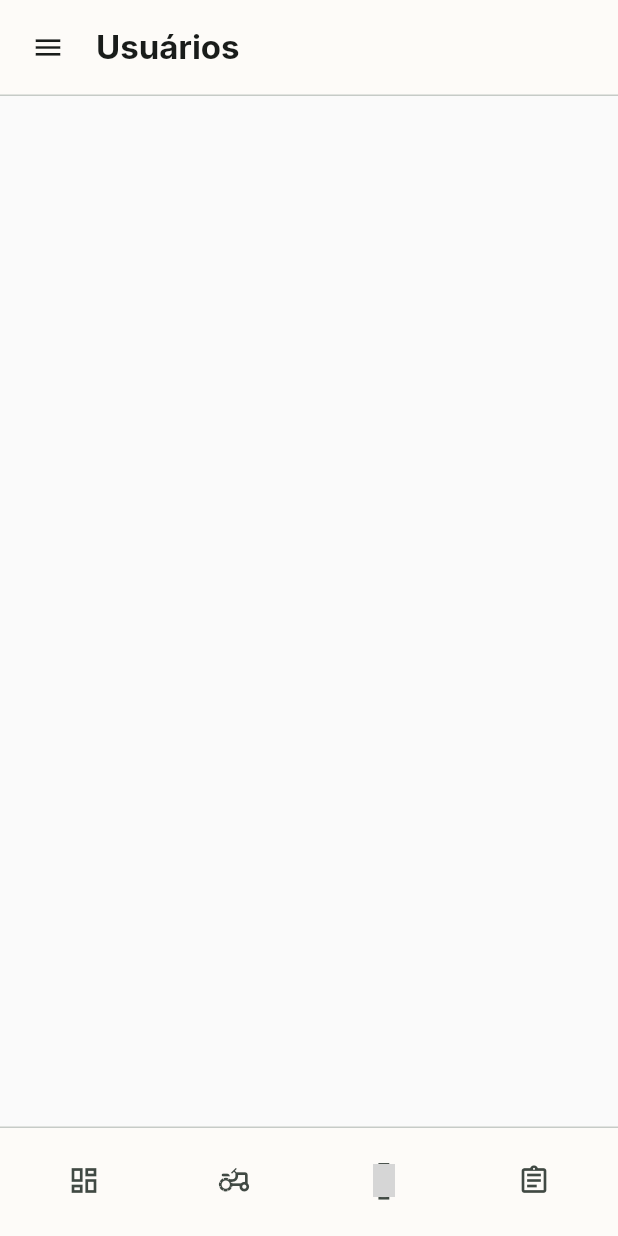
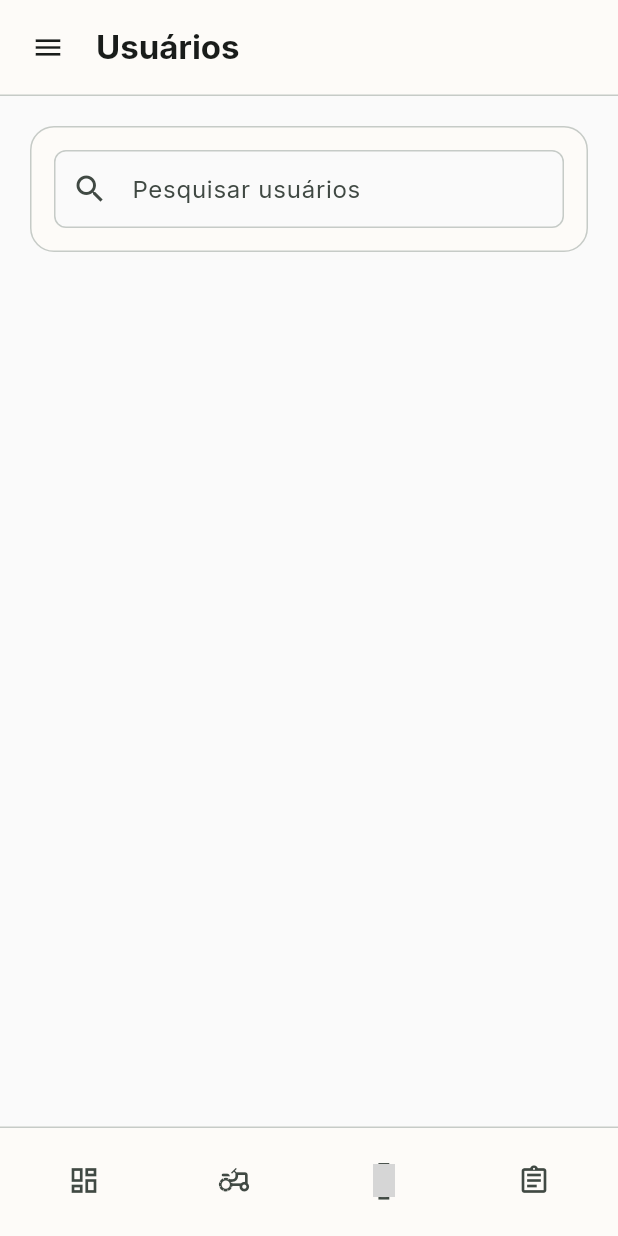
Before and after one commit to Nathalynas/cysvet_app, a Flutter app: the UsuariosPage screen opened by its route, on a phone screen of 412 x 824 dp. Run offline on Flutter 3.47's test engine with Material 3 defaults, Android fonts, the phone set to English and light mode, and no system bars; our stand-ins replace dart_mappable, dio, flutter_material_design_icons, flutter_riverpod, go_router, google_fonts; generated files the repository leaves out were written again; grey boxes are pictures that could not be loaded.

Commit message:
feat: cria widget de pesquisa e aplica na pagina de usuarios e propriedades

```diff
--- /dev/null
+++ b/frontend/lib/core/widgets/search_card.dart
@@ -0,0 +1,76 @@
+import 'package:flutter/material.dart';
+
+class SearchCard extends StatefulWidget {
+  const SearchCard({
+    super.key,
+    required this.value,
+    required this.labelText,
+    required this.onChanged,
+    this.hintText,
+  });
+
+  final String value;
+  final String labelText;
+  final String? hintText;
+  final ValueChanged<String> onChanged;
+
+  @override
+  State<SearchCard> createState() => _SearchCardState();
+}
+
+class _SearchCardState extends State<SearchCard> {
+  late final TextEditingController _controller;
+
+  @override
+  void initState() {
+    super.initState();
+    _controller = TextEditingController(text: widget.value);
+  }
+
+  @override
+  void didUpdateWidget(covariant SearchCard oldWidget) {
+    super.didUpdateWidget(oldWidget);
+
+    if (widget.value != _controller.text) {
+      _controller.value = TextEditingValue(
+        text: widget.value,
+        selection: TextSelection.collapsed(offset: widget.value.length),
+      );
+    }
+  }
+
+  @override
+  void dispose() {
+    _controller.dispose();
+    super.dispose();
+  }
+
+  void _clear() {
+    _controller.clear();
+    widget.onChanged('');
+  }
+
+  @override
+  Widget build(BuildContext context) {
+    return Card(
+      child: Padding(
+        padding: const EdgeInsets.all(16),
+        child: TextField(
+          controller: _controller,
+          onChanged: widget.onChanged,
+          decoration: InputDecoration(
+            labelText: widget.labelText,
+            hintText: widget.hintText,
+            prefixIcon: const Icon(Icons.search_outlined),
+            suffixIcon: widget.value.isEmpty
+                ? null
+                : IconButton(
+                    onPressed: _clear,
+                    icon: const Icon(Icons.close),
+                  ),
+          ),
+        ),
+      ),
+    );
+  }
+}
--- a/frontend/lib/features/users/presentation/pages/users_page.dart
+++ b/frontend/lib/features/users/presentation/pages/users_page.dart
@@ -1,13 +1,41 @@
+import 'package:cysvet_app/core/widgets/search_card.dart';
 import 'package:flutter/material.dart';
+import 'package:flutter_riverpod/flutter_riverpod.dart';
+import 'package:flutter_riverpod/legacy.dart';
 
-class UsuariosPage extends StatelessWidget {
+final usersSearchQueryProvider = StateProvider.autoDispose<String>(
+  (ref) => '',
+);
+
+class UsuariosPage extends ConsumerWidget {
   const UsuariosPage({super.key});
 
   @override
-  Widget build(BuildContext context) {
+  Widget build(BuildContext context, WidgetRef ref) {
+    final searchQuery = ref.watch(usersSearchQueryProvider);
+    final theme = Theme.of(context);
+
     return Scaffold(
-      backgroundColor: Theme.of(context).scaffoldBackgroundColor,
-      body: const SafeArea(child: SizedBox.shrink()),
+      backgroundColor: theme.scaffoldBackgroundColor,
+      body: SafeArea(
+        child: ListView(
+          padding: const EdgeInsets.all(16),
+          physics: const AlwaysScrollableScrollPhysics(),
+          children: [
+            SearchCard(
+              value: searchQuery,
+              labelText: 'Pesquisar usuários',
+              onChanged: (value) {
+                ref.read(usersSearchQueryProvider.notifier).state = value;
+              },
+            ),
+            const SizedBox(height: 16),
+
+            // Aqui entra a lista de usuarios quando tiver o provider/model.
+            // A filtragem deve usar o valor de searchQuery.
+          ],
+        ),
+      ),
     );
   }
 }
```
Also changed, not shown: frontend/lib/features/properties/presentation/pages/properties_page.dart (+101 -14 lines).
